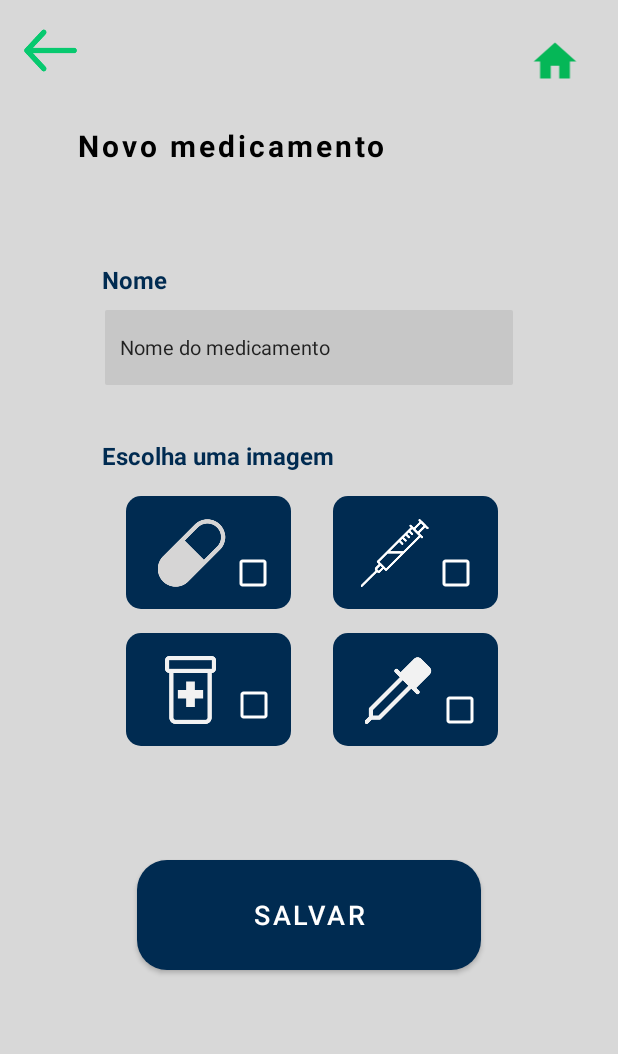
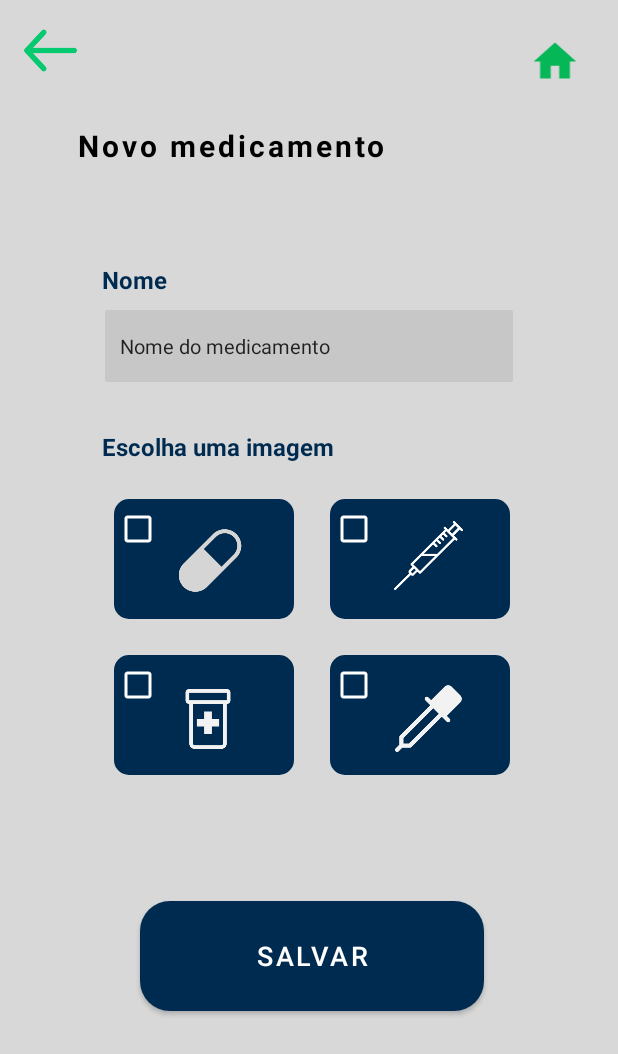
Before and after one commit to nathazz/MedTime, an Android app: the NovoMedicamentoActivity screen opened directly, with no data from a screen before it, on a phone screen of 412 x 824 dp. Shown: the top 1054 px of the screen. Run offline under Robolectric (Android 15) with nearby library versions, the phone set to English and light mode, and no system bars.

Commit message:
#Ajustes de tamanho

```diff
--- a/app/src/main/res/layout/activity_agendamento.xml
+++ b/app/src/main/res/layout/activity_agendamento.xml
@@ -32,6 +32,7 @@
         app:layout_constraintStart_toStartOf="parent"
         app:layout_constraintTop_toBottomOf="@+id/seta2" />
 
+
     <ImageView
         android:id="@+id/seta2"
         android:layout_width="35dp"
@@ -51,7 +52,7 @@
         android:layout_marginBottom="56dp"
         android:clickable="true"
         android:contentDescription="null"
-        app:backgroundTint="@color/azul_btn"
+        app:backgroundTint="#10AE59"
         app:layout_constraintBottom_toBottomOf="parent"
         app:layout_constraintEnd_toEndOf="parent"
         app:srcCompat="@drawable/add" />
--- a/app/src/main/res/layout/activity_med_cadastrados.xml
+++ b/app/src/main/res/layout/activity_med_cadastrados.xml
@@ -50,16 +50,17 @@
 
 
     <com.google.android.material.floatingactionbutton.FloatingActionButton
+        app:srcCompat="@drawable/add"
         android:id="@+id/btnFlutuanteCadastro"
         android:layout_width="wrap_content"
         android:layout_height="wrap_content"
         android:layout_marginEnd="20dp"
         android:contentDescription="null"
-        app:backgroundTint="@color/azul_btn"
+        app:backgroundTint="#10AE59"
         android:layout_marginBottom="36dp"
         android:clickable="true"
         app:layout_constraintBottom_toBottomOf="parent"
         app:layout_constraintEnd_toEndOf="parent"
-        app:srcCompat="@drawable/add" />
+        />
 
 </androidx.constraintlayout.widget.ConstraintLayout>
--- a/app/src/main/res/layout/activity_novo_medicamento.xml
+++ b/app/src/main/res/layout/activity_novo_medicamento.xml
@@ -6,7 +6,6 @@
     android:layout_height="match_parent"
     android:background="@color/branco_esc"
     tools:context=".controller.NovoMedicamentoActivity">
-
 
 
     <TextView
@@ -60,60 +59,88 @@
         app:layout_constraintStart_toStartOf="parent"
         app:layout_constraintTop_toTopOf="@+id/textView9" />
 
+
     <androidx.appcompat.widget.AppCompatButton
         android:id="@+id/btnSalvarNovo"
         android:layout_width="229dp"
         android:layout_height="73dp"
-        android:layout_marginTop="76dp"
+        android:layout_marginTop="84dp"
         android:background="@drawable/bg_btncadastro"
         android:letterSpacing="0.1"
         android:text="Salvar"
         android:textColor="@color/white"
         android:textSize="18sp"
         app:layout_constraintEnd_toEndOf="parent"
+        app:layout_constraintHorizontal_bias="0.51"
         app:layout_constraintStart_toStartOf="parent"
         app:layout_constraintTop_toBottomOf="@+id/viewCaixinha" />
 
+
+    <View
+        android:id="@+id/viewGotas"
+        android:layout_width="120dp"
+        android:layout_height="80dp"
+        android:layout_marginTop="24dp"
+        android:layout_marginEnd="64dp"
+        android:background="@drawable/bg_tbn_imagens"
+        app:layout_constraintEnd_toEndOf="parent"
+        app:layout_constraintHorizontal_bias="0.741"
+        app:layout_constraintStart_toEndOf="@+id/viewCaixinha"
+        app:layout_constraintTop_toBottomOf="@+id/viewInjecao" />
+
     <View
         android:id="@+id/viewCaixinha"
-        android:layout_width="110dp"
-        android:layout_height="75dp"
-        android:layout_marginStart="84dp"
-        android:layout_marginTop="16dp"
+        android:layout_width="120dp"
+        android:layout_height="80dp"
+        android:layout_marginStart="76dp"
+        android:layout_marginTop="24dp"
         android:background="@drawable/bg_tbn_imagens"
         app:layout_constraintStart_toStartOf="parent"
         app:layout_constraintTop_toBottomOf="@+id/viewCapsula" />
 
     <View
-        android:id="@+id/viewGotas"
-        android:layout_width="110dp"
-        android:layout_height="75dp"
-        android:layout_marginStart="28dp"
-        android:layout_marginTop="16dp"
+        android:id="@+id/viewCapsula"
+        android:layout_width="120dp"
+        android:layout_height="80dp"
+        android:layout_marginStart="76dp"
+        android:layout_marginTop="24dp"
         android:background="@drawable/bg_tbn_imagens"
-        app:layout_constraintStart_toEndOf="@+id/viewCaixinha"
-        app:layout_constraintTop_toBottomOf="@+id/viewInjecao" />
-
+        app:layout_constraintStart_toStartOf="parent"
+        app:layout_constraintTop_toBottomOf="@+id/textView11" />
 
     <View
         android:id="@+id/viewInjecao"
-        android:layout_width="110dp"
-        android:layout_height="75dp"
-        android:layout_marginStart="28dp"
-        android:layout_marginTop="16dp"
+        android:layout_width="120dp"
+        android:layout_height="80dp"
+        android:layout_marginTop="24dp"
+        android:layout_marginEnd="64dp"
         android:background="@drawable/bg_tbn_imagens"
+        app:layout_constraintEnd_toEndOf="parent"
+        app:layout_constraintHorizontal_bias="0.741"
         app:layout_constraintStart_toEndOf="@+id/viewCapsula"
         app:layout_constraintTop_toBottomOf="@+id/textView11" />
 
-    <View
-        android:id="@+id/viewCapsula"
-        android:layout_width="110dp"
-        android:layout_height="75dp"
-        android:layout_marginStart="84dp"
-        android:layout_marginTop="16dp"
-        android:background="@drawable/bg_tbn_imagens"
-        app:layout_constraintStart_toStartOf="parent"
-        app:layout_constraintTop_toBottomOf="@+id/textView11" />
+    <CheckBox
+        android:id="@+id/checkCapsula"
+        android:layout_width="48dp"
+        android:layout_height="48dp"
+        android:layout_marginBottom="36dp"
+        android:buttonTint="#FFFFFF"
+        android:elevation="2dp"
+        android:padding="15dp"
+        android:src="@drawable/capsula"
+        app:layout_constraintBottom_toBottomOf="@+id/viewCapsula"
+        app:layout_constraintStart_toStartOf="@+id/viewCapsula" />
+
+    <CheckBox
+        android:id="@+id/checkInjecao"
+        android:layout_width="48dp"
+        android:layout_height="48dp"
+        android:layout_marginBottom="36dp"
+        android:buttonTint="#FFFFFF"
+        android:src="@drawable/injecao"
+        app:layout_constraintBottom_toBottomOf="@+id/viewInjecao"
+        app:layout_constraintStart_toStartOf="@+id/viewInjecao" />
 
     <ImageView
         android:id="@+id/voltarMain"
@@ -121,66 +148,68 @@
         android:layout_height="34dp"
         android:layout_marginTop="24dp"
         android:layout_marginEnd="24dp"
+        android:src="@drawable/baseline_home_24"
         app:layout_constraintEnd_toEndOf="parent"
-        app:layout_constraintTop_toTopOf="parent"
-        android:src="@drawable/baseline_home_24" />
+        app:layout_constraintTop_toTopOf="parent" />
 
 
     <ImageView
         android:id="@+id/ftGotas"
-        android:layout_width="50dp"
+        android:layout_width="52dp"
         android:layout_height="45dp"
         android:elevation="2dp"
         android:src="@drawable/gotas"
         app:layout_constraintBottom_toBottomOf="@+id/viewGotas"
         app:layout_constraintEnd_toEndOf="@+id/viewGotas"
-        app:layout_constraintHorizontal_bias="0.316"
+        app:layout_constraintHorizontal_bias="0.584"
         app:layout_constraintStart_toStartOf="@+id/viewGotas"
-        app:layout_constraintTop_toTopOf="@+id/viewGotas" />
+        app:layout_constraintTop_toTopOf="@+id/viewGotas"
+        app:layout_constraintVertical_bias="0.566" />
 
     <ImageView
         android:id="@+id/ftInjecao"
-        android:layout_width="50dp"
-        android:layout_height="45dp"
+        android:layout_width="55dp"
+        android:layout_height="46dp"
         android:elevation="2dp"
         android:src="@drawable/injecao"
         app:layout_constraintBottom_toBottomOf="@+id/viewInjecao"
         app:layout_constraintEnd_toEndOf="@+id/viewInjecao"
-        app:layout_constraintHorizontal_bias="0.266"
+        app:layout_constraintHorizontal_bias="0.584"
         app:layout_constraintStart_toStartOf="@+id/viewInjecao"
-        app:layout_constraintTop_toTopOf="@+id/viewInjecao" />
-
+        app:layout_constraintTop_toTopOf="@+id/viewInjecao"
+        app:layout_constraintVertical_bias="0.433" />
 
     <ImageView
         android:id="@+id/ftCaixinha"
-        android:layout_width="50dp"
-        android:layout_height="45dp"
+        android:layout_width="44dp"
+        android:layout_height="40dp"
         android:elevation="2dp"
         android:src="@drawable/caixinha"
         app:layout_constraintBottom_toBottomOf="@+id/viewCaixinha"
         app:layout_constraintEnd_toEndOf="@+id/viewCaixinha"
-        app:layout_constraintHorizontal_bias="0.3"
+        app:layout_constraintHorizontal_bias="0.535"
         app:layout_constraintStart_toStartOf="@+id/viewCaixinha"
-        app:layout_constraintTop_toTopOf="@+id/viewCaixinha" />
+        app:layout_constraintTop_toTopOf="@+id/viewCaixinha"
+        app:layout_constraintVertical_bias="0.571" />
 
     <ImageView
         android:id="@+id/ftCapsula"
-        android:layout_width="50dp"
-        android:layout_height="45dp"
-        android:elevation="3dp"
+        android:layout_width="44dp"
+        android:layout_height="42dp"
         android:src="@drawable/capsula"
         app:layout_constraintBottom_toBottomOf="@+id/viewCapsula"
         app:layout_constraintEnd_toEndOf="@+id/viewCapsula"
-        app:layout_constraintHorizontal_bias="0.316"
+        app:layout_constraintHorizontal_bias="0.554"
         app:layout_constraintStart_toStartOf="@+id/viewCapsula"
-        app:layout_constraintTop_toTopOf="@+id/viewCapsula" />
+        app:layout_constraintTop_toTopOf="@+id/viewCapsula"
+        app:layout_constraintVertical_bias="0.525" />
 
     <TextView
         android:id="@+id/textView11"
         android:layout_width="wrap_content"
         android:layout_height="wrap_content"
         android:layout_marginStart="68dp"
-        android:layout_marginTop="36dp"
+        android:layout_marginTop="32dp"
         android:text="Escolha uma imagem"
         android:textColor="@color/azul_btn"
         android:textSize="16sp"
@@ -189,49 +218,22 @@
         app:layout_constraintTop_toBottomOf="@+id/edtNovoNome" />
 
     <CheckBox
-        android:id="@+id/checkCapsula"
-        android:layout_width="48dp"
-        android:layout_height="48dp"
-        android:buttonTint="#FFFFFF"
-        android:src="@drawable/capsula"
-        app:layout_constraintBottom_toTopOf="@+id/viewCaixinha"
-        app:layout_constraintEnd_toStartOf="@+id/viewInjecao"
-        app:layout_constraintHorizontal_bias="0.0"
-        app:layout_constraintStart_toEndOf="@+id/ftCapsula"
-        app:layout_constraintTop_toTopOf="@+id/viewCapsula"
-        app:layout_constraintVertical_bias="0.627" />
-
-    <CheckBox
-        android:id="@+id/checkInjecao"
-        android:layout_width="48dp"
-        android:layout_height="48dp"
-        android:buttonTint="#FFFFFF"
-        android:src="@drawable/injecao"
-        app:layout_constraintBottom_toBottomOf="@+id/viewInjecao"
-        app:layout_constraintStart_toEndOf="@+id/ftInjecao"
-        app:layout_constraintTop_toTopOf="@+id/viewInjecao"
-        app:layout_constraintVertical_bias="1.0" />
-
-    <CheckBox
         android:id="@+id/checkCaixinha"
         android:layout_width="48dp"
         android:layout_height="48dp"
-        android:layout_marginTop="24dp"
-        android:layout_marginEnd="20dp"
+        android:layout_marginBottom="36dp"
         android:buttonTint="#FFFFFF"
-        app:layout_constraintEnd_toStartOf="@+id/viewGotas"
-        app:layout_constraintStart_toEndOf="@+id/ftCaixinha"
-        app:layout_constraintTop_toTopOf="@+id/viewCaixinha" />
+        app:layout_constraintBottom_toBottomOf="@+id/viewCaixinha"
+        app:layout_constraintStart_toStartOf="@+id/viewCaixinha" />
 
     <CheckBox
         android:id="@+id/checkGotas"
         android:layout_width="48dp"
         android:layout_height="48dp"
+        android:layout_marginBottom="36dp"
         android:buttonTint="#FFFFFF"
         app:layout_constraintBottom_toBottomOf="@+id/viewGotas"
-        app:layout_constraintStart_toEndOf="@+id/ftGotas"
-        app:layout_constraintTop_toTopOf="@+id/viewGotas"
-        app:layout_constraintVertical_bias="1.0" />
+        app:layout_constraintStart_toStartOf="@+id/viewGotas" />
 
 
 </androidx.constraintlayout.widget.ConstraintLayout>
--- a/app/src/main/res/layout/medicamento_item.xml
+++ b/app/src/main/res/layout/medicamento_item.xml
@@ -4,10 +4,10 @@
     xmlns:tools="http://schemas.android.com/tools"
     android:layout_width="match_parent"
     android:background="@drawable/bg_btncadastro"
-    android:layout_height="110dp"
+    android:layout_height="115dp"
     android:layout_marginTop="15dp"
-    android:layout_marginRight="50dp"
-    android:layout_marginLeft="50dp"
+    android:layout_marginRight="45dp"
+    android:layout_marginLeft="45dp"
     >
 
 
```
Also changed, not shown: app/src/main/java/com/example/medtime/controller/NovoMedicamentoActivity.kt (+5 -5 lines), app/src/main/res/layout/activity_cadastrar.xml (+20 -21 lines), app/src/main/res/values/styles.xml (+6 -6 lines).
